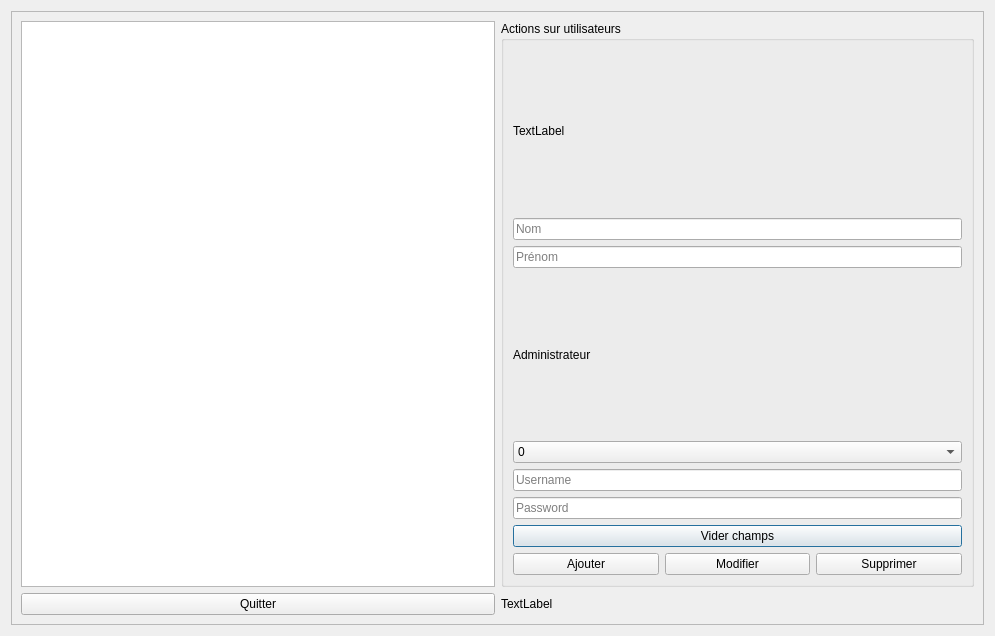
Qt form FestiClicC/utilisateur.ui (FestiClic/FestiClic3) before a commit.
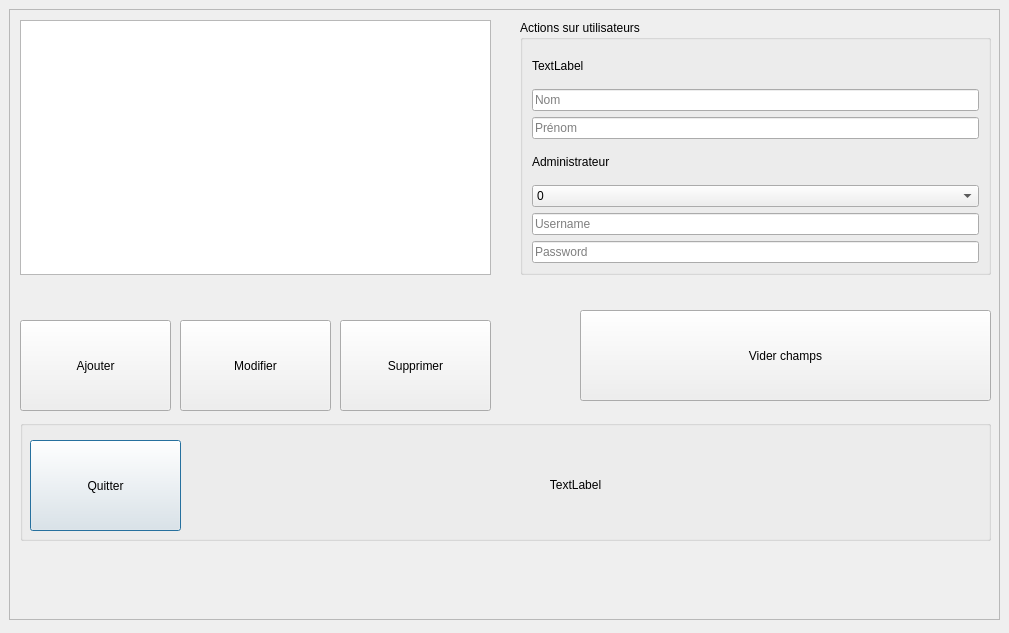
The same form after that commit.

```diff
--- a/FestiClicC/utilisateur.ui
+++ b/FestiClicC/utilisateur.ui
@@ -6,8 +6,8 @@
    <rect>
     <x>0</x>
     <y>0</y>
-    <width>995</width>
-    <height>636</height>
+    <width>1009</width>
+    <height>633</height>
    </rect>
   </property>
   <property name="windowTitle">
@@ -18,9 +18,15 @@
 background-color = rgb(255, 146, 157);
 }</string>
   </property>
-  <layout class="QVBoxLayout" name="verticalLayout_4">
-   <item>
     <widget class="QScrollArea" name="scrollArea">
+   <property name="geometry">
+    <rect>
+     <x>9</x>
+     <y>9</y>
+     <width>991</width>
+     <height>611</height>
+    </rect>
+   </property>
      <property name="widgetResizable">
       <bool>true</bool>
      </property>
@@ -29,20 +35,100 @@
        <rect>
         <x>0</x>
         <y>0</y>
-        <width>975</width>
-        <height>616</height>
-       </rect>
-      </property>
-      <layout class="QVBoxLayout" name="verticalLayout_3">
-       <item>
-        <layout class="QVBoxLayout" name="verticalLayout_2">
-         <item>
-          <layout class="QHBoxLayout" name="horizontalLayout_3">
-           <item>
-            <widget class="QTableView" name="uTabV"/>
-           </item>
-           <item>
+      <width>989</width>
+      <height>609</height>
+     </rect>
+    </property>
+    <widget class="QGroupBox" name="groupBox_2">
+     <property name="geometry">
+      <rect>
+       <x>10</x>
+       <y>410</y>
+       <width>971</width>
+       <height>121</height>
+      </rect>
+     </property>
+     <property name="title">
+      <string/>
+     </property>
+     <widget class="QLabel" name="uLabelAlerte">
+      <property name="geometry">
+       <rect>
+        <x>190</x>
+        <y>19</y>
+        <width>731</width>
+        <height>91</height>
+       </rect>
+      </property>
+      <property name="text">
+       <string>TextLabel</string>
+      </property>
+      <property name="alignment">
+       <set>Qt::AlignCenter</set>
+      </property>
+     </widget>
+     <widget class="QPushButton" name="uBtnQuitter">
+      <property name="geometry">
+       <rect>
+        <x>10</x>
+        <y>20</y>
+        <width>151</width>
+        <height>91</height>
+       </rect>
+      </property>
+      <property name="styleSheet">
+       <string notr="true">background-color = rgb(255, 146, 157);</string>
+      </property>
+      <property name="text">
+       <string>Quitter</string>
+      </property>
+     </widget>
+    </widget>
+    <widget class="QPushButton" name="uBtnAjouter">
+     <property name="geometry">
+      <rect>
+       <x>10</x>
+       <y>310</y>
+       <width>151</width>
+       <height>91</height>
+      </rect>
+     </property>
+     <property name="text">
+      <string>Ajouter</string>
+     </property>
+    </widget>
+    <widget class="QPushButton" name="uBtnViderChamps">
+     <property name="geometry">
+      <rect>
+       <x>570</x>
+       <y>300</y>
+       <width>411</width>
+       <height>91</height>
+      </rect>
+     </property>
+     <property name="text">
+      <string>Vider champs</string>
+     </property>
+    </widget>
+    <widget class="QTableView" name="uTabV">
+     <property name="geometry">
+      <rect>
+       <x>10</x>
+       <y>10</y>
+       <width>471</width>
+       <height>255</height>
+      </rect>
+     </property>
+    </widget>
             <widget class="QGroupBox" name="groupBox">
+     <property name="geometry">
+      <rect>
+       <x>510</x>
+       <y>10</y>
+       <width>471</width>
+       <height>255</height>
+      </rect>
+     </property>
              <property name="title">
               <string>Actions sur utilisateurs</string>
              </property>
@@ -103,71 +189,36 @@
                 </property>
                </widget>
               </item>
-              <item>
-               <widget class="QPushButton" name="uBtnViderChamps">
-                <property name="text">
-                 <string>Vider champs</string>
-                </property>
-               </widget>
-              </item>
-              <item>
-               <layout class="QHBoxLayout" name="horizontalLayout">
-                <item>
-                 <widget class="QPushButton" name="uBtnAjouter">
-                  <property name="text">
-                   <string>Ajouter</string>
-                  </property>
-                 </widget>
-                </item>
-                <item>
-                 <widget class="QPushButton" name="uBtnModifier">
-                  <property name="text">
-                   <string>Modifier</string>
-                  </property>
-                 </widget>
-                </item>
-                <item>
+     </layout>
+    </widget>
                  <widget class="QPushButton" name="uBtnSupprimer">
+     <property name="geometry">
+      <rect>
+       <x>330</x>
+       <y>310</y>
+       <width>151</width>
+       <height>91</height>
+      </rect>
+     </property>
                   <property name="text">
                    <string>Supprimer</string>
                   </property>
                  </widget>
-                </item>
-               </layout>
-              </item>
-             </layout>
-            </widget>
-           </item>
-          </layout>
-         </item>
-         <item>
-          <layout class="QHBoxLayout" name="horizontalLayout_2">
-           <item>
-            <widget class="QPushButton" name="uBtnQuitter">
-             <property name="styleSheet">
-              <string notr="true">background-color = rgb(255, 146, 157);</string>
+    <widget class="QPushButton" name="uBtnModifier">
+     <property name="geometry">
+      <rect>
+       <x>170</x>
+       <y>310</y>
+       <width>151</width>
+       <height>91</height>
+      </rect>
              </property>
              <property name="text">
-              <string>Quitter</string>
-             </property>
-            </widget>
-           </item>
-           <item>
-            <widget class="QLabel" name="uLabelAlerte">
-             <property name="text">
-              <string>TextLabel</string>
-             </property>
-            </widget>
-           </item>
-          </layout>
-         </item>
-        </layout>
-       </item>
-      </layout>
-     </widget>
-    </widget>
-   </item>
-  </layout>
+      <string>Modifier</string>
+     </property>
+    </widget>
+   </widget>
+  </widget>
  </widget>
  <resources/>
  <connections/>
```
Lines whose indentation alone changed are shown as unchanged.
